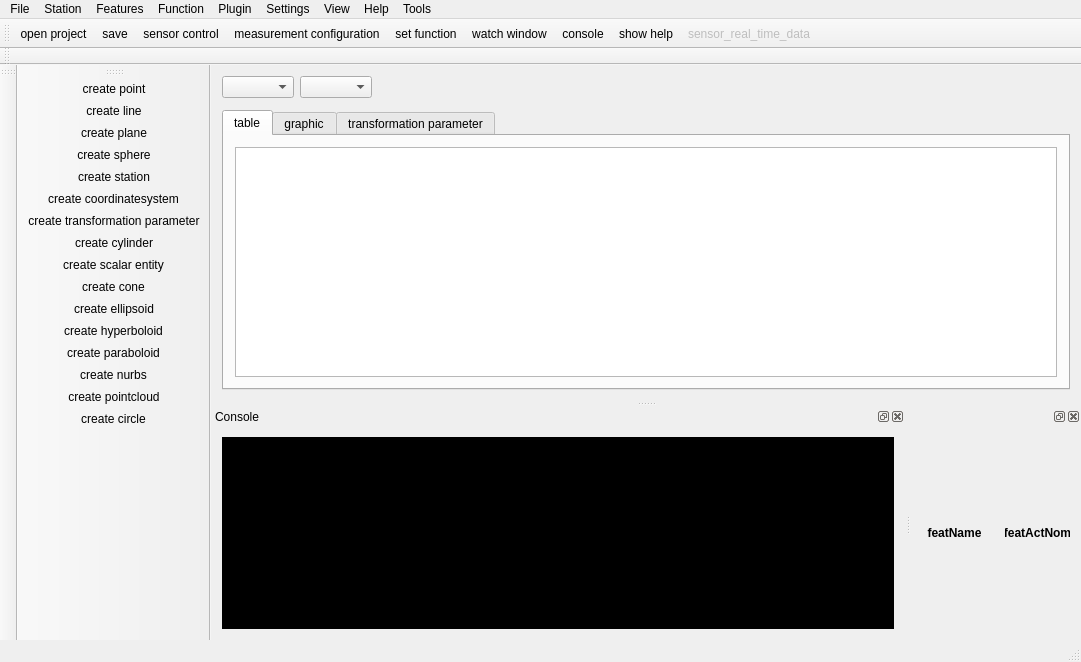
Qt form ui/mainwindow.ui (OpenIndy/OpenIndy) before a commit.
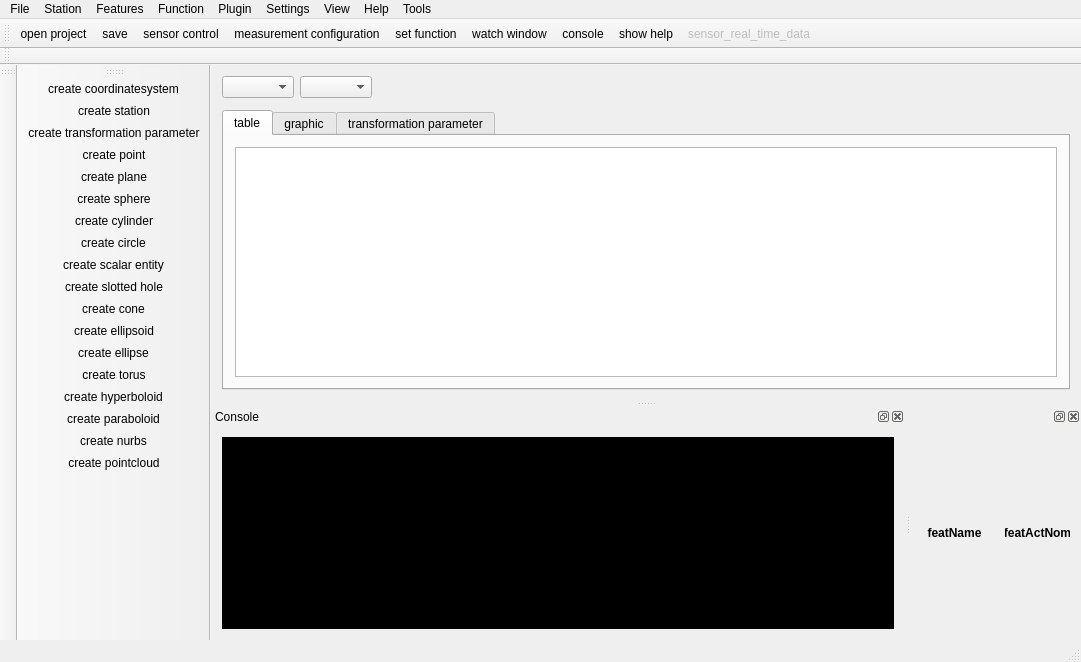
The same form after that commit. The open tabs and pages were chosen to show the change. Icons and pictures are not drawn.

What changed in the file:
```diff
--- a/ui/mainwindow.ui
+++ b/ui/mainwindow.ui
@@ -497,22 +497,24 @@
    <attribute name="toolBarBreak">
     <bool>true</bool>
    </attribute>
+   <addaction name="actionCreate_coordinatesystem"/>
+   <addaction name="actionCreate_station"/>
+   <addaction name="actionCreate_trafoParam"/>
    <addaction name="actionCreate_point"/>
-   <addaction name="actionCreate_line"/>
    <addaction name="actionCreate_plane"/>
    <addaction name="actionCreate_sphere"/>
-   <addaction name="actionCreate_station"/>
-   <addaction name="actionCreate_coordinatesystem"/>
-   <addaction name="actionCreate_trafoParam"/>
    <addaction name="actionCreate_cylinder"/>
+   <addaction name="actionCreate_circle"/>
    <addaction name="actionCreate_scalar_entity"/>
+   <addaction name="actionCreate_slotted_hole"/>
    <addaction name="actionCreate_cone"/>
    <addaction name="actionCreate_ellipsoid"/>
+   <addaction name="actionCreate_ellipse"/>
+   <addaction name="actionCreate_torus"/>
    <addaction name="actionCreate_hyperboloid"/>
    <addaction name="actionCreate_paraboloid"/>
    <addaction name="actionCreate_nurbs"/>
    <addaction name="actionCreate_pointcloud"/>
-   <addaction name="actionCreate_circle"/>
   </widget>
   <widget class="QDockWidget" name="dockWidget_magnify">
    <attribute name="dockWidgetArea">
@@ -964,6 +966,30 @@
     <string>magnify</string>
    </property>
   </action>
+  <action name="actionCreate_torus">
+   <property name="text">
+    <string>create torus</string>
+   </property>
+   <property name="toolTip">
+    <string>create torus</string>
+   </property>
+  </action>
+  <action name="actionCreate_slotted_hole">
+   <property name="text">
+    <string>create slotted hole</string>
+   </property>
+   <property name="toolTip">
+    <string>create slotted hole</string>
+   </property>
+  </action>
+  <action name="actionCreate_ellipse">
+   <property name="text">
+    <string>create ellipse</string>
+   </property>
+   <property name="toolTip">
+    <string>create ellipse</string>
+   </property>
+  </action>
  </widget>
  <layoutdefault spacing="6" margin="11"/>
  <resources>
```
Left out of the diff: 28 changed lines with no effect on the pictures.
